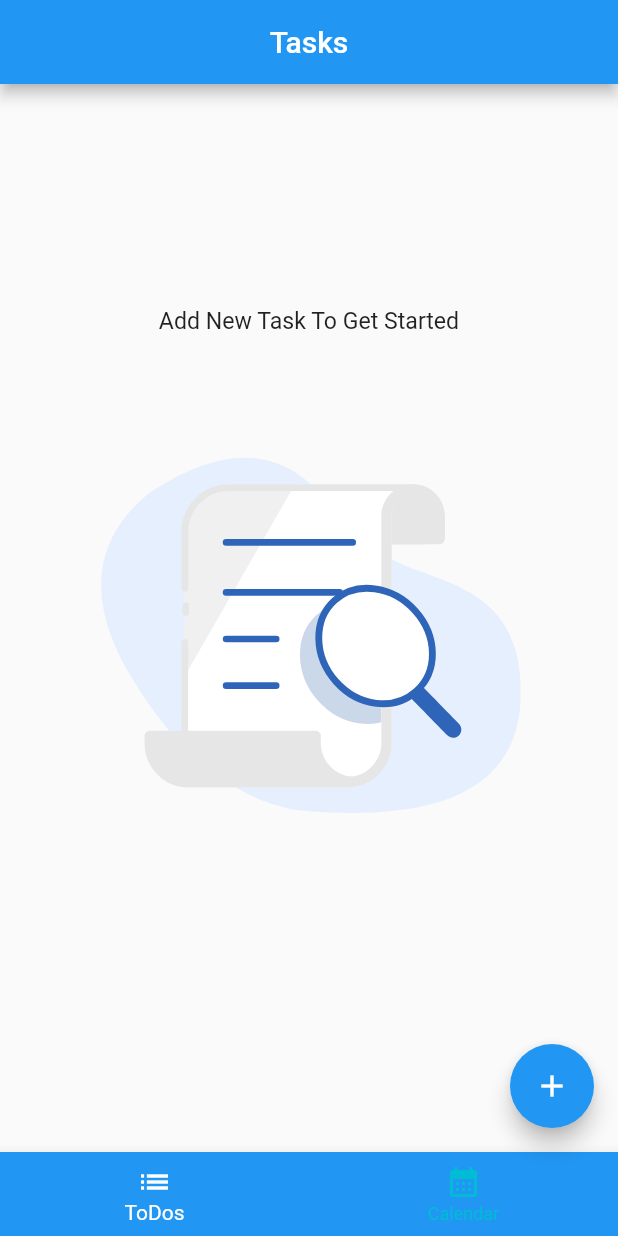
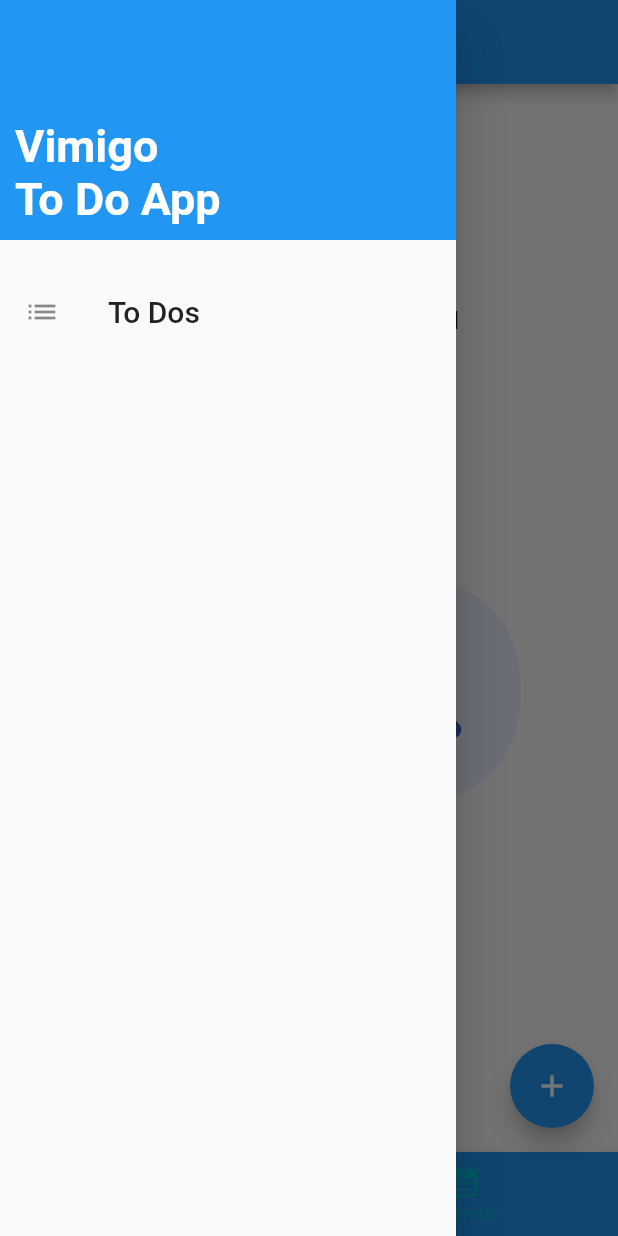
Before and after one commit to dondonjedd/ToDo-Vimigo-App, a Flutter app: the screen it shows after launch, with the side drawer open (before the commit the screen has no drawer), on a phone screen of 412 x 824 dp. Run offline on Flutter 3.47's test engine with Material 2 defaults, Android fonts, the phone set to English and light mode, and no system bars; our stand-ins replace hive, hive_flutter, lottie, shared_preferences, table_calendar; missing offline and left inert: tutorial_coach_mark; accounts and stored records are empty.

Commit message:
create simple drawer for the application

```diff
--- a/lib/Views/Screens/tabsScreen.dart
+++ b/lib/Views/Screens/tabsScreen.dart
@@ -4,6 +4,7 @@
 import 'package:todo_vimigo_app/Views/Widgets/addTask_bottomSheet.dart';
 import 'package:todo_vimigo_app/Views/Screens/calendarScreen.dart';
 import 'package:todo_vimigo_app/Views/Screens/todoScreen.dart';
+import 'package:todo_vimigo_app/Views/Widgets/main_drawer.dart';
 import 'package:tutorial_coach_mark/tutorial_coach_mark.dart';
 import '../../Controllers/tasksController.dart';
 import '../../utils.dart';
@@ -146,6 +147,7 @@
   @override
   Widget build(BuildContext context) {
     return Scaffold(
+        drawer: const MainDrawer(),
         appBar: AppBar(
             title: Center(
           child: Text(
--- /dev/null
+++ b/lib/Views/Widgets/main_drawer.dart
@@ -0,0 +1,55 @@
+import 'package:flutter/material.dart';
+
+class MainDrawer extends StatelessWidget {
+  const MainDrawer({super.key});
+
+  Widget buildListTile(String title, Icon icon, VoidCallback tapHandler) {
+    return ListTile(
+      leading: icon,
+      title: Text(
+        title,
+        style: const TextStyle(
+          fontSize: 20,
+        ),
+      ),
+      onTap: tapHandler,
+    );
+  }
+
+  @override
+  Widget build(BuildContext context) {
+    return Drawer(
+      child: Column(
+        children: [
+          Container(
+            height: 160,
+            width: double.infinity,
+            padding: const EdgeInsets.all(10),
+            alignment: Alignment.bottomLeft,
+            color: Theme.of(context).colorScheme.primary,
+            child: const FittedBox(
+              child: Center(
+                child: Text(
+                  "Vimigo\nTo Do App",
+                  style: TextStyle(
+                      fontWeight: FontWeight.bold,
+                      fontSize: 30,
+                      color: Colors.white),
+                ),
+              ),
+            ),
+          ),
+          const SizedBox(
+            height: 20,
+          ),
+          buildListTile("To Dos", const Icon(Icons.list), () {
+            Navigator.of(context).pushReplacementNamed("/");
+          }),
+          // buildListTile("Filter", const Icon(Icons.filter), () {
+          //   Navigator.of(context).pushReplacementNamed(FilterPage.routeName);
+          // }),
+        ],
+      ),
+    );
+  }
+}
```
